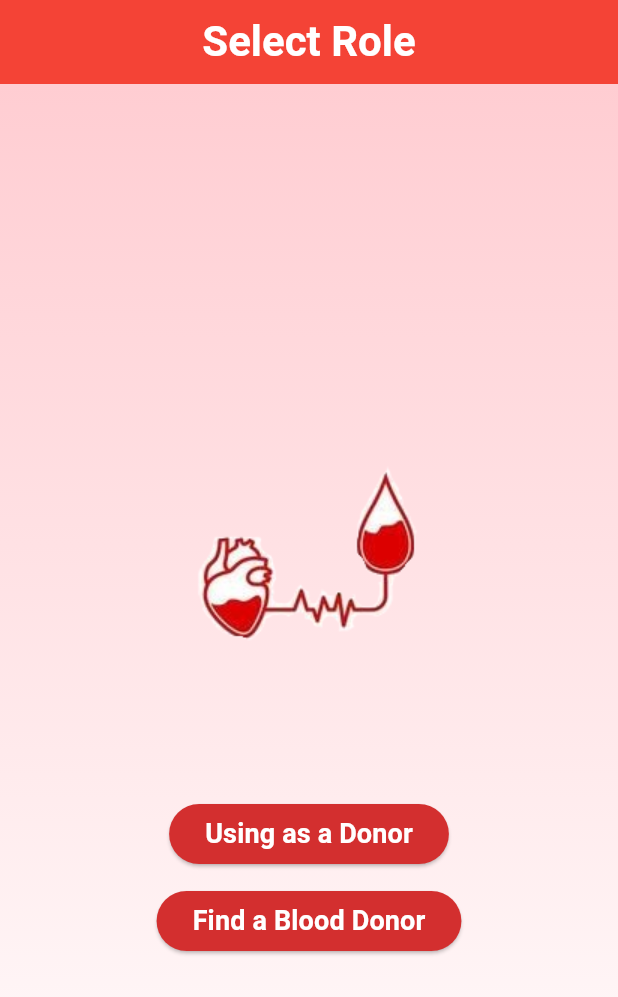
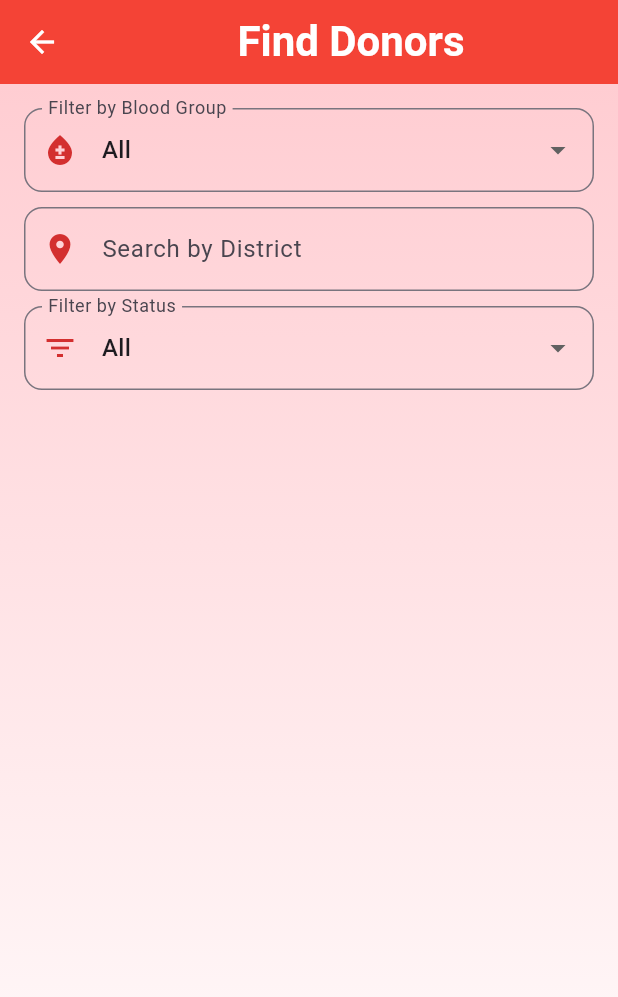
Before and after one commit to hmArobi/Blood-Donation-Management, a Flutter app: the screen it shows after launch, after a tap on "Find a Blood Donor", on a phone screen of 412 x 824 dp. Shown: the top 997 px of the screen. Run offline on Flutter 3.47's test engine with Material 3 defaults, Android fonts, the phone set to English and light mode, and no system bars; our stand-ins replace cloud_firestore, firebase_auth, firebase_core; accounts and stored records are empty.

Commit message:
Updated SelectionScreen & Donor List Added.

```diff
--- /dev/null
+++ b/lib/Donors List.dart
@@ -0,0 +1,225 @@
+import 'package:flutter/material.dart';
+import 'package:cloud_firestore/cloud_firestore.dart';
+import 'BackgroundGradient.dart';
+
+class SeekerDashboard extends StatefulWidget {
+  @override
+  _SeekerDashboardState createState() => _SeekerDashboardState();
+}
+
+class _SeekerDashboardState extends State<SeekerDashboard> {
+  final FirebaseFirestore _firestore = FirebaseFirestore.instance;
+  List<Map<String, dynamic>> _donors = [];
+  List<Map<String, dynamic>> _filteredDonors = [];
+  String _selectedStatus = 'All';
+  String _selectedBloodGroup = 'All';
+  String _districtQuery = '';
+
+  @override
+  void initState() {
+    super.initState();
+    _fetchDonors();
+  }
+
+  Future<void> _fetchDonors() async {
+    QuerySnapshot snapshot = await _firestore.collection('donors').get();
+    setState(() {
+      _donors = snapshot.docs.map((doc) => doc.data() as Map<String, dynamic>).toList();
+      _filteredDonors = _donors;
+    });
+  }
+
+  void _filterDonors() {
+    setState(() {
+      _filteredDonors = _donors.where((donor) {
+
+        bool bloodGroupMatch = _selectedBloodGroup == 'All' ||
+            donor['bloodGroup'] == _selectedBloodGroup;
+
+        bool districtMatch = _districtQuery.isEmpty ||
+            donor['district'].toLowerCase().contains(_districtQuery.toLowerCase());
+
+        bool statusMatch = _selectedStatus == 'All' ||
+            (_selectedStatus == 'AVAILABLE' && _isDonorAvailable(donor)) ||
+            (_selectedStatus == 'RECHARGING' && !_isDonorAvailable(donor));
+
+        return statusMatch && bloodGroupMatch && districtMatch;
+      }).toList();
+    });
+  }
+
+  bool _isDonorAvailable(Map<String, dynamic> donor) {
+    if (donor['lastDonationDate'] == null) return true;
+    DateTime lastDonationDate = (donor['lastDonationDate'] as Timestamp).toDate();
+    return DateTime.now().difference(lastDonationDate).inDays >= 120;
+  }
+
+  @override
+  Widget build(BuildContext context) {
+    return Scaffold(
+      appBar: AppBar(
+        title: Center(child: Text("Find Donors", style: TextStyle(fontSize: 28, fontWeight: FontWeight.bold))),
+      ),
+      body: BackgroundGradient(
+        child: Column(
+          children: [
+            Padding(
+              padding: const EdgeInsets.all(16.0),
+              child: Column(
+                children: [
+
+                  // Blood Group Filter
+                  DropdownButtonFormField<String>(
+                    value: _selectedBloodGroup,
+                    decoration: InputDecoration(
+                      labelText: 'Filter by Blood Group',
+                      prefixIcon: Icon(Icons.bloodtype, color: Colors.red[700]),
+                      border: OutlineInputBorder(
+                        borderRadius: BorderRadius.circular(12),
+                      ),
+                    ),
+                    items: ['All', 'A+', 'A-', 'B+', 'B-', 'AB+', 'AB-', 'O+', 'O-'].map((group) {
+                      return DropdownMenuItem(
+                        value: group,
+                        child: Text(group),
+                      );
+                    }).toList(),
+                    onChanged: (value) {
+                      setState(() {
+                        _selectedBloodGroup = value!;
+                        _filterDonors();
+                      });
+                    },
+                  ),
+
+                  SizedBox(height: 10),
+
+                  // District Filter (Text Input)
+                  TextField(
+                    decoration: InputDecoration(
+                      labelText: 'Search by District',
+                      prefixIcon: Icon(Icons.location_on, color: Colors.red[700]),
+                      border: OutlineInputBorder(
+                        borderRadius: BorderRadius.circular(12),
+                      ),
+                    ),
+                    onChanged: (value) {
+                      setState(() {
+                        _districtQuery = value;
+                        _filterDonors();
+                      });
+                    },
+                  ),
+                  SizedBox(height: 10),
+
+                  // Status Filter
+                  DropdownButtonFormField<String>(
+                    value: _selectedStatus,
+                    decoration: InputDecoration(
+                      labelText: 'Filter by Status',
+                      prefixIcon: Icon(Icons.filter_list, color: Colors.red[700]),
+                      border: OutlineInputBorder(
+                        borderRadius: BorderRadius.circular(12),
+                    ),
+                    ),
+                    items: ['All', 'AVAILABLE', 'RECHARGING'].map((status) {
+                      return DropdownMenuItem(
+                        value: status,
+                        child: Text(status),
+                      );
+                    }).toList(),
+                    onChanged: (value) {
+                      setState(() {
+                        _selectedStatus = value!;
+                        _filterDonors();
+                      });
+                    },
+                  ),
+
+                ],
+              ),
+            ),
+            Expanded(
+              child: ListView.builder(
+                itemCount: _filteredDonors.length,
+                itemBuilder: (context, index) {
+                  final donor = _filteredDonors[index];
+                  final isAvailable = _isDonorAvailable(donor);
+
+                  return Card(
+                    elevation: 4,
+                    margin: EdgeInsets.symmetric(horizontal: 16, vertical: 8),
+                    child: ListTile(
+                      leading: Container(
+                          decoration: BoxDecoration(
+                            color: Colors.blueGrey,
+                            shape: BoxShape.circle,
+                          ),
+                          padding: EdgeInsets.all(8),
+                          child: Icon(Icons.person, color: Colors.white)),
+                      title: Text(donor['name'], style: TextStyle(fontWeight: FontWeight.bold,fontSize: 20)),
+                      subtitle: Column(
+                        crossAxisAlignment: CrossAxisAlignment.start,
+                        children: [
+                          Row(
+                            children: [
+                              Icon(Icons.bloodtype, size: 16, color: Colors.red[700]),
+                              SizedBox(width: 5),
+                              Text("Blood Group: ${donor['bloodGroup']}"),
+                            ],
+                          ),
+                          Row(
+                            children: [
+                              Icon(Icons.phone, size: 16, color: Colors.red[700]),
+                              SizedBox(width: 5),
+                              Text("Contact: ${donor['contact']}"),
+                            ],
+                          ),
+                          Row(
+                            children: [
+                              Icon(Icons.location_on, size: 16, color: Colors.red[700]),
+                              SizedBox(width: 5),
+                              Text("District: ${donor['district']}"),
+                            ],
+                          ),
+                          Row(
+                            children: [
+                              Icon(Icons.circle, size: 16, color: isAvailable ? Colors.green[800] : Colors.red),
+                              SizedBox(width: 5),
+                              Text(
+                                "Status: ${isAvailable ? 'AVAILABLE' : 'RECHARGING'}",
+                                style: TextStyle(
+                                  color: isAvailable ? Colors.green[800] : Colors.red,
+                                  fontWeight: FontWeight.bold,
+                                ),
+                              ),
+                            ],
+                          ),
+                        ],
+                      ),
+                      trailing: Container(
+                        decoration: BoxDecoration(
+                          shape: BoxShape.circle,
+                          border: Border.all(
+                            color: Colors.blueGrey,
+                            width: 1.0,
+                          ),
+                        ),
+                        child: IconButton(
+                          icon: Icon(Icons.phone, color: Colors.red[700]),
+                          onPressed: () {
+                            // Implement call functionality
+                          },
+                        ),
+                      ),
+                    ),
+                  );
+                },
+              ),
+            ),
+          ],
+        ),
+      ),
+    );
+  }
+}
--- a/lib/SelectionScreen.dart
+++ b/lib/SelectionScreen.dart
@@ -1,6 +1,6 @@
 import 'package:flutter/material.dart';
-
 import 'BackgroundGradient.dart';
+import 'Donors List.dart';
 import 'LoginScreen.dart';
 
 
@@ -35,10 +35,10 @@ class SelectionScreen extends StatelessWidget {
               ElevatedButton(
                 onPressed: () {
                   // Navigate to Blood Seeker Page
-                  // Navigator.push(
-                  //   context,
-                  //   MaterialPageRoute(builder: (context) => SeekerDashboardScreen()),
-                  // );
+                  Navigator.push(
+                    context,
+                    MaterialPageRoute(builder: (context) => SeekerDashboard()),
+                  );
                 },
                 style: ElevatedButton.styleFrom(backgroundColor: Colors.red[700]),
                 child: Text("Find a Blood Donor", style: TextStyle(color: Colors.white,fontSize: 18,fontWeight: FontWeight.bold)),
--- a/pubspec.yaml
+++ b/pubspec.yaml
@@ -38,7 +38,6 @@ dependencies:
   cloud_firestore: ^5.6.5
   firebase_core: ^3.12.1
   intl: ^0.20.2
-
 
 dev_dependencies:
   flutter_test:
```
